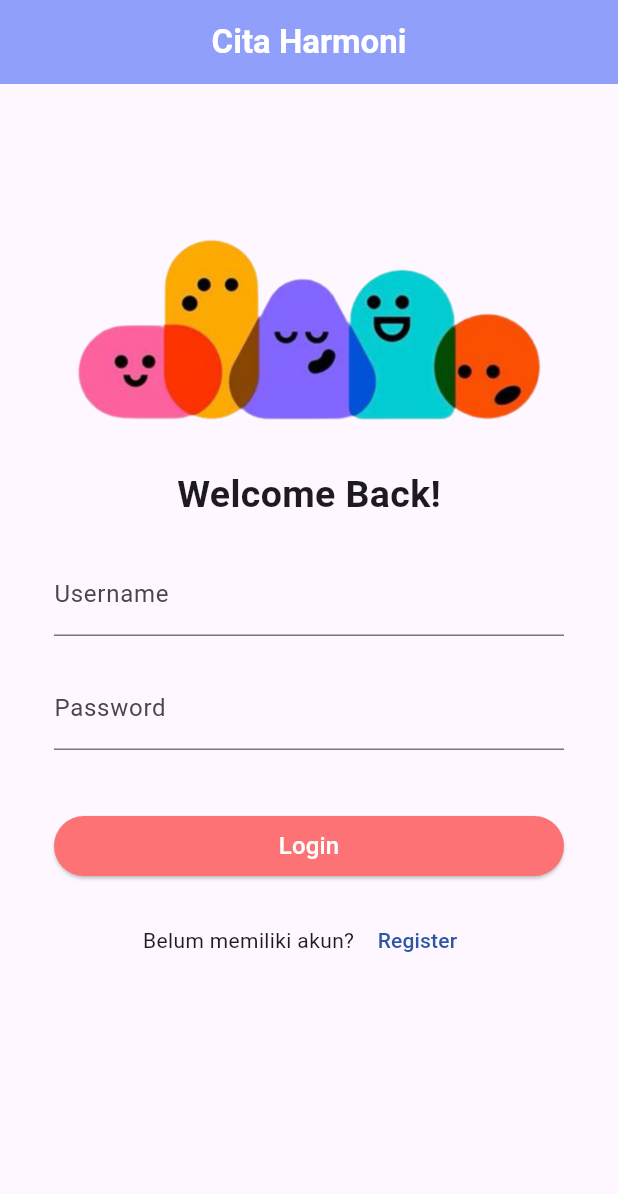
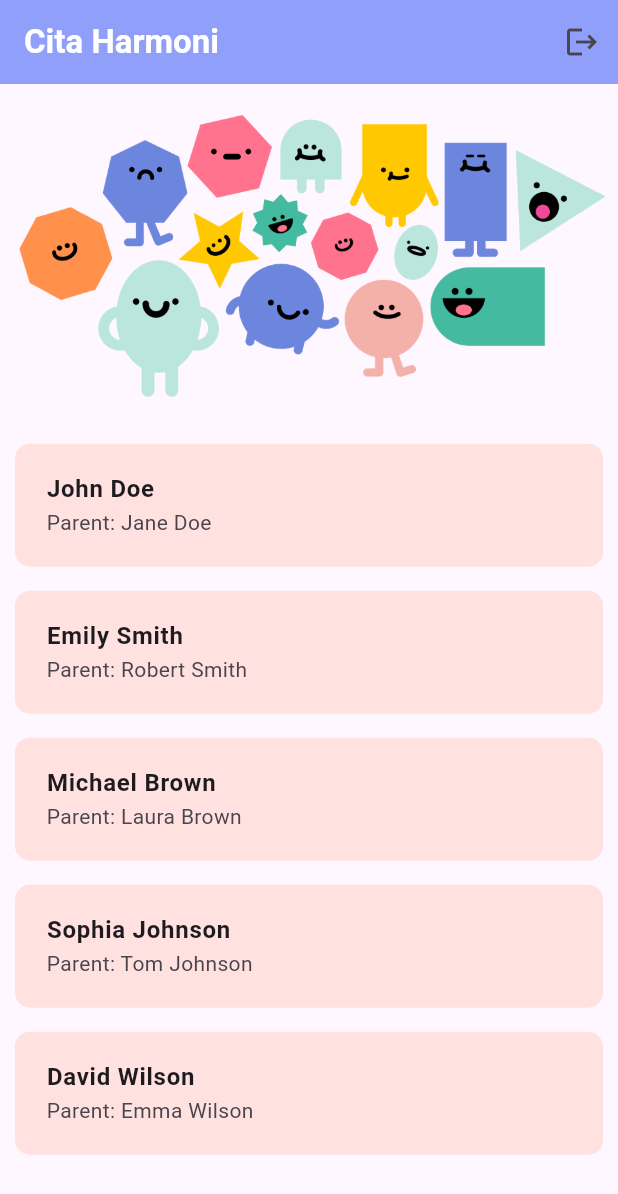
Before and after one commit to badriyahhm/PBM-Projects, a Flutter app: the screen it shows after launch, on a phone screen of 412 x 824 dp. Shown: the top 1194 px of the screen. Run offline on Flutter 3.47's test engine with Material 3 defaults, Android fonts, the phone set to English and light mode, and no system bars; our stand-ins replace rflutter_alert, shared_preferences; missing offline and left inert: image_card.

Commit message:
menambah listanak dan detailanak

```diff
--- a/tugas7/lib/main.dart
+++ b/tugas7/lib/main.dart
@@ -1,7 +1,8 @@
+import 'package:daycare/screen/listanak.dart';
 import 'package:flutter/material.dart';
 import 'screen/login.dart';
 import 'package:daycare/screen/home_orangtua.dart';
-import 'package:daycare/screen/home_pengasuh.dart';
+import 'package:daycare/screen/dailyreport.dart';
 import 'models/datapengasuh.dart';
 
 void main() {
@@ -16,7 +17,7 @@ class MyApp extends StatelessWidget {
       theme: ThemeData(
         primarySwatch: Colors.blue,
       ),
-      home: LoginScreen(),
+      home: ListAnakScreen(),
     );
   }
 }
--- /dev/null
+++ b/tugas7/lib/models/dataanak.dart
@@ -0,0 +1,53 @@
+class DataAnak {
+  final String namaAnak;
+  final DateTime dob;
+  final String gender;
+  final String parentName;
+  final String parentContact;
+
+  DataAnak({
+    required this.namaAnak,
+    required this.dob,
+    required this.gender,
+    required this.parentName,
+    required this.parentContact,
+  });
+}
+
+final List<DataAnak> childrenData = [
+  DataAnak(
+    namaAnak: 'John Doe',
+    dob: DateTime(2018, 7, 12),
+    gender: 'Male',
+    parentName: 'Jane Doe',
+    parentContact: '123-456-7890',
+  ),
+  DataAnak(
+    namaAnak: 'Emily Smith',
+    dob: DateTime(2017, 6, 21),
+    gender: 'Female',
+    parentName: 'Robert Smith',
+    parentContact: '123-555-7890',
+  ),
+  DataAnak(
+    namaAnak: 'Michael Brown',
+    dob: DateTime(2019, 3, 14),
+    gender: 'Male',
+    parentName: 'Laura Brown',
+    parentContact: '123-777-7890',
+  ),
+  DataAnak(
+    namaAnak: 'Sophia Johnson',
+    dob: DateTime(2020, 5, 22),
+    gender: 'Female',
+    parentName: 'Tom Johnson',
+    parentContact: '123-888-7890',
+  ),
+  DataAnak(
+    namaAnak: 'David Wilson',
+    dob: DateTime(2016, 11, 8),
+    gender: 'Male',
+    parentName: 'Emma Wilson',
+    parentContact: '123-999-7890',
+  ),
+];
--- a/tugas7/lib/screen/home_orangtua.dart
+++ b/tugas7/lib/screen/home_orangtua.dart
@@ -1,5 +1,5 @@
 import 'package:flutter/material.dart';
-import 'package:daycare/screen/home_pengasuh.dart';
+import 'package:daycare/screen/dailyreport.dart';
 import 'package:daycare/screen/login.dart';
 
 class OrangtuaScreen extends StatefulWidget {
--- /dev/null
+++ b/tugas7/lib/screen/listanak.dart
@@ -0,0 +1,69 @@
+import 'package:flutter/material.dart';
+import 'package:daycare/models/dataanak.dart';
+import 'package:daycare/screen/detail_anak.dart';
+import 'package:daycare/screen/login.dart'; // Import the login screen
+
+class ListAnakScreen extends StatelessWidget {
+  @override
+  Widget build(BuildContext context) {
+    return Scaffold(
+      appBar: AppBar(
+        title: Text(
+          'Cita Harmoni',
+          style: TextStyle(fontWeight: FontWeight.bold, color: Colors.white),
+        ),
+        backgroundColor: Color(0XFF909FF9),
+        actions: [
+          IconButton(
+            icon: Icon(Icons.logout),
+            onPressed: () {
+              Navigator.pushReplacement(
+                context,
+                MaterialPageRoute(builder: (context) => LoginScreen()),
+              );
+            },
+          ),
+        ],
+      ),
+      body: Column(
+        children: [
+          // Add the image above the list of children
+          Image.asset(
+            'images/mascots.png',
+            fit: BoxFit.fitWidth,
+          ),
+          Expanded(
+            child: ListView.builder(
+              itemCount: childrenData.length,
+              itemBuilder: (context, index) {
+                final child = childrenData[index];
+                return Container(
+                  margin: EdgeInsets.symmetric(vertical: 8, horizontal: 10),
+                  padding: EdgeInsets.symmetric(vertical: 5, horizontal: 5),
+                  decoration: BoxDecoration(
+                    color: Color(0XFFFFE2DF),
+                    borderRadius: BorderRadius.circular(10),
+                  ),
+                  child: ListTile(
+                    title: Text(child.namaAnak,
+                        style: TextStyle(fontWeight: FontWeight.bold)),
+                    subtitle: Text('Parent: ${child.parentName}'),
+                    onTap: () {
+                      Navigator.push(
+                        context,
+                        MaterialPageRoute(
+                          builder: (context) =>
+                              DetailAnakScreen(dataAnak: child),
+                        ),
+                      );
+                    },
+                  ),
+                );
+              },
+            ),
+          ),
+        ],
+      ),
+    );
+  }
+}
--- a/tugas7/lib/screen/login.dart
+++ b/tugas7/lib/screen/login.dart
@@ -1,6 +1,7 @@
+import 'package:daycare/screen/listanak.dart';
 import 'package:flutter/material.dart';
 import 'package:daycare/screen/home_orangtua.dart';
-import 'package:daycare/screen/home_pengasuh.dart';
+import 'package:daycare/screen/dailyreport.dart';
 import 'register.dart';
 import 'package:daycare/models/datapengasuh.dart';
 
@@ -21,7 +22,7 @@ class LoginScreen extends StatelessWidget {
       if (user['kode'] == 1) {
         Navigator.pushReplacement(
           context,
-          MaterialPageRoute(builder: (context) => PengasuhScreen()),
+          MaterialPageRoute(builder: (context) => ListAnakScreen()),
         );
       } else if (user['kode'] == 2) {
         Navigator.pushReplacement(
```
Also changed, not shown: tugas7/lib/screen/dailyreport.dart (renamed from tugas7/lib/screen/home_pengasuh.dart, +8 -3 lines), tugas7/lib/screen/detail_anak.dart (added, +87 -0 lines).
